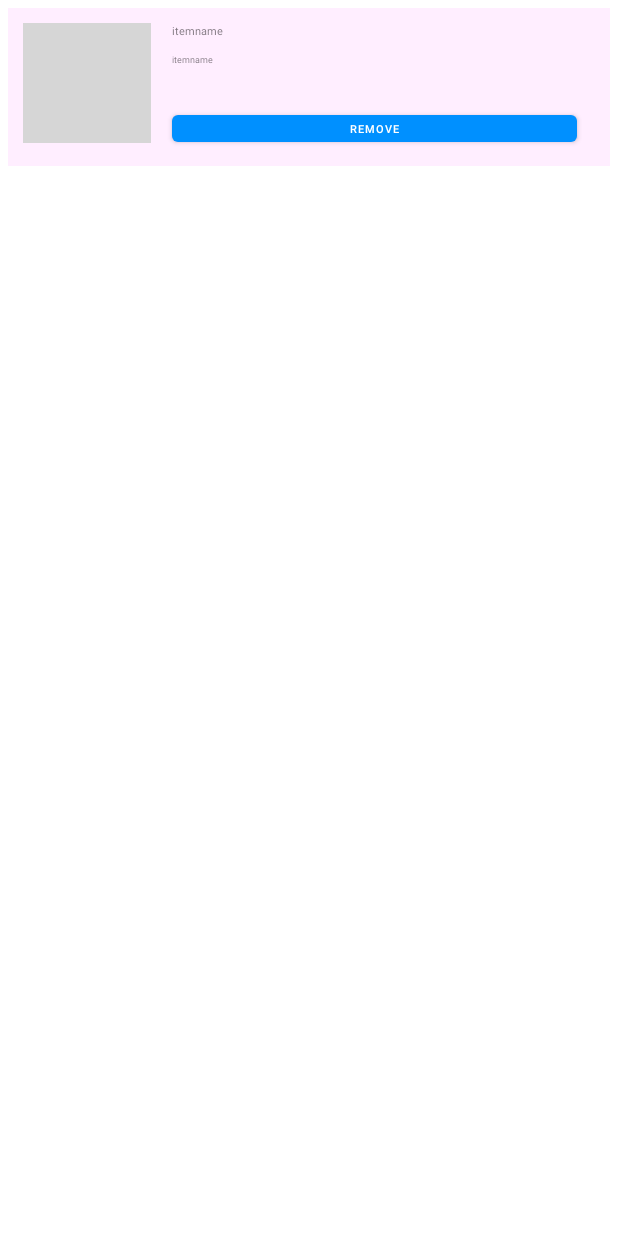
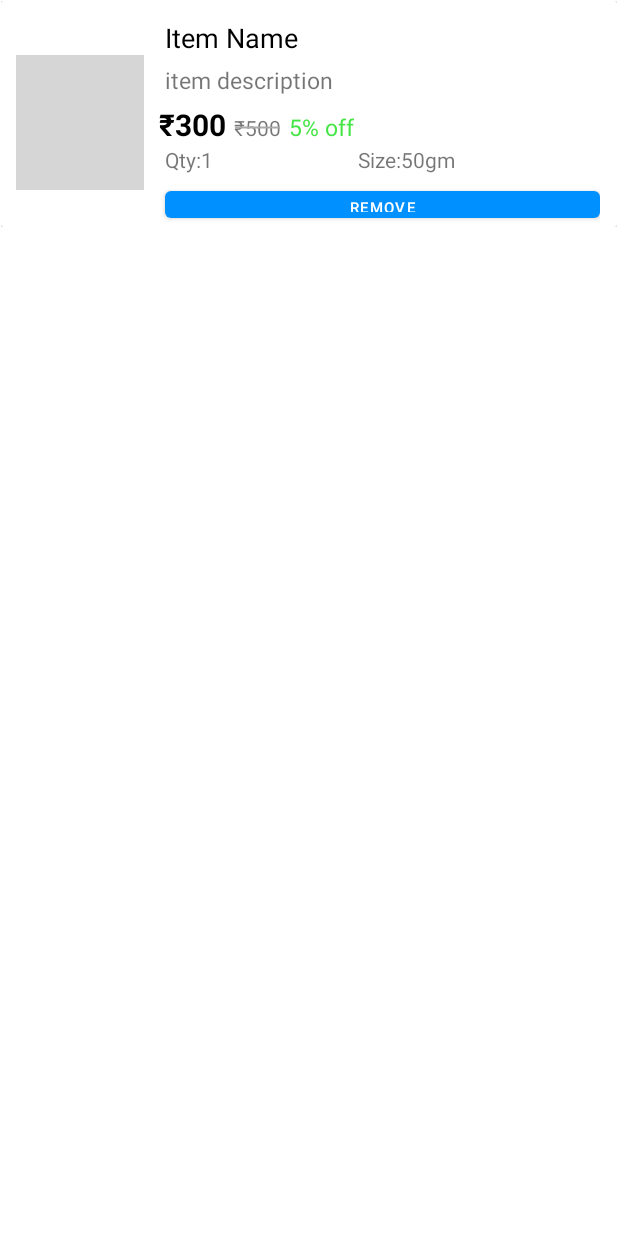
Before and after one commit to Subhojitpaul559/MedicalApp, an Android app: the layout add_item_layout.xml on its own in the app's theme, with its tools: preview values and no code run, on a phone screen of 412 x 824 dp. Run offline under Robolectric (Android 15) with nearby library versions, the phone set to English and light mode, and no system bars; grey boxes are pictures that could not be loaded.

Commit message:
ui update

```diff
--- /dev/null
+++ b/app/src/main/res/drawable/text_strike.xml
@@ -0,0 +1,8 @@
+<?xml version="1.0" encoding="utf-8"?>
+<selector xmlns:android="http://schemas.android.com/apk/res/android">
+    <item android:state_pressed="false">
+        <shape android:shape="line">
+            <stroke android:width="1dp" android:color="@android:color/darker_gray"/>
+        </shape>
+    </item>
+</selector>
--- a/app/src/main/res/layout/add_item_layout.xml
+++ b/app/src/main/res/layout/add_item_layout.xml
@@ -3,49 +3,158 @@
     xmlns:app="http://schemas.android.com/apk/res-auto"
     xmlns:tools="http://schemas.android.com/tools"
     android:id="@+id/item_relativeLayout"
-    android:padding="10sp"
-    android:layout_margin="5sp"
-    android:background="#ffeeff"
+    android:orientation="vertical"
+    android:layout_margin="0.5dp"
+    android:background="@color/white_grey"
     android:layout_width="match_parent"
     android:layout_height="wrap_content">
 
+    <androidx.cardview.widget.CardView
+        android:layout_width="match_parent"
+        android:layout_height="wrap_content"
+        app:cardElevation="2dp"
+        app:cardBackgroundColor="@color/white">
+
+        <LinearLayout
+            android:layout_width="match_parent"
+            android:layout_height="wrap_content"
+            android:paddingHorizontal="10dp"
+            android:paddingTop="12dp"
+            android:orientation="vertical">
+
+            <LinearLayout
+                android:layout_width="wrap_content"
+                android:layout_height="wrap_content"
+                android:gravity="center_vertical"
+                tools:ignore="Orientation"
+                android:orientation="horizontal">
+
                 <ImageView
+
                     android:id="@+id/item_img"
                     android:layout_width="85dp"
-        android:layout_height="80dp"
+                    android:layout_height="90dp"
+                    android:layout_marginVertical="10dp"
                     android:maxWidth="90dp"
-        android:maxHeight="80dp"
+                    android:maxHeight="100dp"
                     tools:srcCompat="@tools:sample/avatars" />
 
+                <LinearLayout
+                    android:layout_width="match_parent"
+                    android:layout_height="wrap_content"
+                    android:gravity="center_vertical"
+                    android:orientation="vertical">
+
                     <TextView
+
                         android:id="@+id/item_name"
-        android:layout_width="270dp"
+                        android:layout_width="290dp"
                         android:layout_height="wrap_content"
                         android:layout_marginLeft="14dp"
                         android:layout_toRightOf="@+id/item_img"
-        android:text="@string/itemname"
-        android:textSize="7dp" />
+                        android:text="@string/item_name"
+                        android:textColor="@color/black"
+                        android:textSize="18sp" />
+
                     <TextView
+
                         android:id="@+id/item_desc"
-        android:layout_width="270dp"
-        android:layout_height="30dp"
+                        android:layout_width="290dp"
+                        android:layout_height="wrap_content"
+                        android:maxLines="2"
                         android:layout_marginLeft="14dp"
-        android:layout_marginTop="10dp"
+                        android:layout_marginTop="5dp"
                         android:layout_toRightOf="@+id/item_img"
                         android:layout_below="@+id/item_name"
-        android:text="@string/itemname"
-        android:textSize="6dp" />
+                        android:text="@string/item_description"
+                        android:textSize="15sp" />
+
+                    <LinearLayout
+                        android:id="@+id/price"
+                        android:layout_width="match_parent"
+                        android:layout_height="wrap_content"
+                        android:paddingTop="5dp"
+                        android:orientation="horizontal">
+
+                        <TextView
+                            android:id="@+id/item_price"
+                            android:layout_width="wrap_content"
+                            android:layout_height="wrap_content"
+                            android:layout_marginStart="10dp"
+                            android:text="₹300"
+                            android:textStyle="bold"
+                            android:textColor="@color/black"
+                            android:textSize="20sp" />
+
+                        <TextView
+                            android:id="@+id/item_original_price"
+                            android:layout_width="wrap_content"
+                            android:layout_height="wrap_content"
+                            android:layout_marginStart="5dp"
+                            android:foreground="@drawable/text_strike"
+                            android:text="₹500" />
+
+                        <TextView
+                            android:id="@+id/item_discount"
+                            android:layout_width="wrap_content"
+                            android:layout_height="wrap_content"
+                            android:layout_marginStart="5dp"
+                            android:text="5% off"
+                            android:textColor="@color/green_700"
+                            android:textSize="15sp" />
+
+                    </LinearLayout>
+
+                    <LinearLayout
+                        android:layout_width="match_parent"
+                        android:layout_height="wrap_content"
+                        android:layout_weight="2"
+                        android:orientation="horizontal"
+                        android:layout_toRightOf="@+id/item_img"
+                        android:layout_below="@+id/price"
+                        android:layout_marginLeft="14dp">
+
+                        <TextView
+                            android:layout_width="wrap_content"
+                            android:layout_height="wrap_content"
+                            android:text="Qty:1"
+                            android:layout_weight="1"/>
+
+                        <TextView
+                            android:layout_width="wrap_content"
+                            android:layout_height="wrap_content"
+                            android:text="Size:50gm"
+                            android:layout_weight="1" />
+
+                    </LinearLayout>
+
+                    <LinearLayout
+                    android:layout_width="match_parent"
+                    android:layout_height="wrap_content"
+                    android:orientation="vertical">
 
                     <Button
+
                         android:id="@+id/btn_remove"
-        android:layout_width="270dp"
+                        android:layout_width="match_parent"
                         android:layout_height="30dp"
-        android:layout_below="@+id/item_name"
+                        android:layout_below="@+id/price"
                         android:layout_marginStart="14dp"
                         android:layout_marginLeft="-99dp"
-        android:layout_marginTop="45dp"
+                        android:layout_marginTop="5dp"
                         android:layout_toEndOf="@+id/item_img"
                         android:layout_toRightOf="@+id/item_name"
                         android:text="@string/remove"
-        android:textSize="7dp" />
+                        android:textSize="10sp" />
+
+                </LinearLayout>
+
+                </LinearLayout>
+
+            </LinearLayout>
+
+        </LinearLayout>
+
+    </androidx.cardview.widget.CardView>
+
 </RelativeLayout>
--- a/app/src/main/res/layout/fragment_add.xml
+++ b/app/src/main/res/layout/fragment_add.xml
@@ -7,16 +7,10 @@
     tools:context=".fragmentmain.FragmentAdd">
 
 
-    <TextView
-        android:id="@+id/textView2"
-        android:layout_width="wrap_content"
-        android:layout_height="wrap_content"
-        android:text="@string/add_fragment"
-        android:textAlignment="center" />
-<ScrollView
-    android:layout_width="match_parent"
-    android:layout_height="match_parent"
-    >
+    <androidx.core.widget.NestedScrollView
+        android:layout_width="match_parent"
+        android:layout_height="wrap_content">
+
     <RelativeLayout
         android:layout_width="match_parent"
         android:layout_height="wrap_content"
@@ -28,7 +22,7 @@
             android:layout_width="wrap_content"
             android:layout_height="wrap_content"
             android:layout_gravity="center|top"
-            android:layout_marginLeft="12dp"
+            android:layout_margin="10dp"
             android:text="@string/enter_item_name"
             android:textAllCaps="true"
             android:textColor="@color/blue"
@@ -41,7 +35,7 @@
             android:layout_height="50dp"
             android:layout_marginHorizontal="10dp"
             android:layout_marginVertical="5dp"
-            android:layout_marginLeft="12dp"
+            android:paddingHorizontal="10dp"
             android:background="@drawable/background_textfield"
             android:gravity="center_vertical"
             android:hint="@string/item_name"
@@ -56,8 +50,7 @@
             android:layout_width="wrap_content"
             android:layout_height="wrap_content"
             android:layout_gravity="center|top"
-            android:layout_marginTop="10dp"
-            android:layout_marginLeft="12dp"
+            android:layout_margin="10dp"
             android:text="Add item description"
             android:layout_below="@id/name_value"
             android:textAllCaps="true"
@@ -67,10 +60,10 @@
 
             android:id="@+id/desc_value"
             android:layout_width="match_parent"
-            android:layout_height="100dp"
+            android:layout_height="50dp"
             android:layout_marginHorizontal="10dp"
             android:layout_marginVertical="5dp"
-            android:layout_marginLeft="12dp"
+            android:paddingHorizontal="10dp"
             android:background="@drawable/background_textfield"
             android:gravity="center_vertical"
             android:hint="@string/item_description"
@@ -85,7 +78,7 @@
             android:layout_width="wrap_content"
             android:layout_height="wrap_content"
             android:layout_gravity="center|top"
-            android:layout_marginLeft="12dp"
+           android:layout_margin="10dp"
             android:text="Choose Image"
             android:layout_below="@+id/desc_value"
             android:textAllCaps="true"
@@ -96,30 +89,29 @@
             android:id="@+id/filename"
             android:layout_width="match_parent"
             android:textSize="20sp"
-            android:layout_marginHorizontal="5dp"
+            android:paddingHorizontal="10dp"
             android:layout_height="wrap_content"
             android:layout_below="@id/choose_img"
             android:layout_marginTop="10dp"
-            android:hint="Image name will appear here"
-            />
+            android:hint="Image name will appear here" />
 
         <Button
             android:id="@+id/btn_additem"
-            android:layout_width="129dp"
+            android:layout_width="130dp"
             android:layout_height="wrap_content"
             android:layout_below="@+id/filename"
             android:layout_centerVertical="true"
             android:layout_gravity="center"
-            android:layout_marginBottom="50dp"
+            android:layout_margin="15dp"
+            android:padding="10dp"
             android:background="@drawable/custom_button"
-            android:paddingStart="5dp"
-            android:paddingEnd="5dp"
             android:layout_centerHorizontal="true"
             android:text="@string/add_item"
             android:textAllCaps="true"
-            android:textColor="#fff" />
+            android:textColor="@color/white" />
 
     </RelativeLayout>
-</ScrollView>
+
+    </androidx.core.widget.NestedScrollView>
 
 </FrameLayout>
--- a/app/src/main/res/layout/fragment_home.xml
+++ b/app/src/main/res/layout/fragment_home.xml
@@ -6,16 +6,16 @@
     tools:context=".fragmentmain.FragmentHome">
 
 
-    <TextView
-        android:id="@+id/textView"
-        android:layout_width="wrap_content"
-        android:layout_height="wrap_content"
-        android:text="@string/home_fragment" />
+   <androidx.core.widget.NestedScrollView
+       android:layout_width="match_parent"
+       android:layout_height="wrap_content">
 
-    <androidx.recyclerview.widget.RecyclerView
-        android:layout_width="match_parent"
-        android:layout_height="match_parent"
-        android:layout_marginTop="30sp"
-        android:id="@+id/rclv1"
-        />
+
+       <androidx.recyclerview.widget.RecyclerView
+           android:layout_width="match_parent"
+           android:layout_height="match_parent"
+           android:layout_marginTop="30sp"
+           android:id="@+id/rclv1" />
+
+   </androidx.core.widget.NestedScrollView>
 </androidx.coordinatorlayout.widget.CoordinatorLayout>
```
Lines whose indentation alone changed are shown as unchanged.
